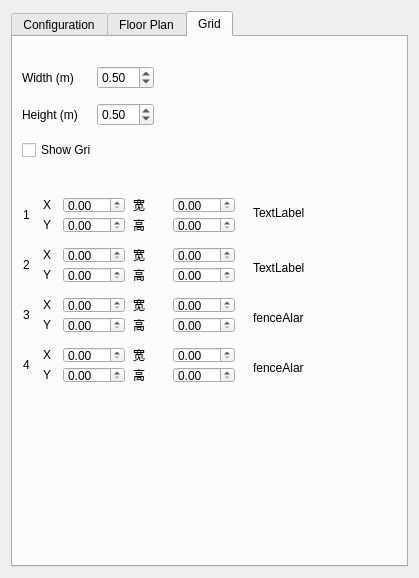
This is views/ViewSettingsWidget.ui in hajungong007/TRUWB as Qt 5 draws it before an edit. The edited form follows.
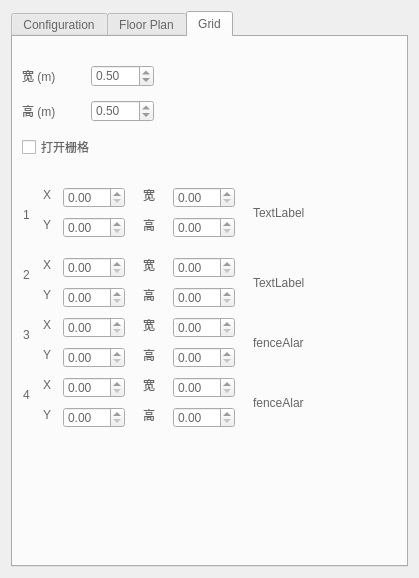
This is the edited form.

What changed in the file:
```diff
--- a/views/ViewSettingsWidget.ui
+++ b/views/ViewSettingsWidget.ui
@@ -22,6 +22,9 @@
        <height>300</height>
       </size>
      </property>
+     <property name="styleSheet">
+      <string notr="true">color: #666;</string>
+     </property>
      <property name="currentIndex">
       <number>2</number>
      </property>
@@ -570,8 +573,11 @@
             <height>0</height>
            </size>
           </property>
+          <property name="styleSheet">
+           <string notr="true">color: #666;</string>
+          </property>
           <property name="text">
-           <string>Width (m)</string>
+           <string>宽 (m)</string>
           </property>
          </widget>
         </item>
@@ -596,8 +602,11 @@
             <height>0</height>
            </size>
           </property>
+          <property name="styleSheet">
+           <string notr="true">color: #666;</string>
+          </property>
           <property name="text">
-           <string>Height (m)</string>
+           <string>高 (m)</string>
           </property>
          </widget>
         </item>
@@ -611,10 +620,13 @@
           </property>
          </widget>
         </item>
-        <item row="2" column="0">
+        <item row="2" column="0" colspan="2">
          <widget class="QCheckBox" name="gridShow">
+          <property name="styleSheet">
+           <string notr="true">color: #666;</string>
+          </property>
           <property name="text">
-           <string>Show Grid</string>
+           <string>打开栅格</string>
           </property>
          </widget>
         </item>
@@ -629,6 +641,9 @@
          <height>16</height>
         </rect>
        </property>
+       <property name="styleSheet">
+        <string notr="true">color: #666;</string>
+       </property>
        <property name="text">
         <string>1</string>
        </property>
@@ -637,11 +652,14 @@
        <property name="geometry">
         <rect>
          <x>30</x>
-         <y>160</y>
+         <y>150</y>
          <width>21</width>
          <height>16</height>
         </rect>
        </property>
+       <property name="styleSheet">
+        <string notr="true">color: #666;</string>
+       </property>
        <property name="text">
         <string>X</string>
        </property>
@@ -655,6 +673,9 @@
          <height>16</height>
         </rect>
        </property>
+       <property name="styleSheet">
+        <string notr="true">color: #666;</string>
+       </property>
        <property name="text">
         <string>Y</string>
        </property>
@@ -663,11 +684,14 @@
        <property name="geometry">
         <rect>
          <x>50</x>
-         <y>160</y>
+         <y>150</y>
          <width>62</width>
-         <height>16</height>
+         <height>21</height>
         </rect>
        </property>
+       <property name="styleSheet">
+        <string notr="true"/>
+       </property>
       </widget>
       <widget class="QDoubleSpinBox" name="fenceY_1">
        <property name="geometry">
@@ -675,19 +699,22 @@
          <x>50</x>
          <y>180</y>
          <width>62</width>
-         <height>16</height>
+         <height>21</height>
         </rect>
        </property>
       </widget>
       <widget class="QLabel" name="label_16">
        <property name="geometry">
         <rect>
-         <x>120</x>
-         <y>160</y>
+         <x>130</x>
+         <y>150</y>
          <width>31</width>
          <height>16</height>
         </rect>
        </property>
+       <property name="styleSheet">
+        <string notr="true">color: #666;</string>
+       </property>
        <property name="text">
         <string>宽</string>
        </property>
@@ -695,12 +722,15 @@
       <widget class="QLabel" name="label_17">
        <property name="geometry">
         <rect>
-         <x>120</x>
+         <x>130</x>
          <y>180</y>
          <width>31</width>
          <height>16</height>
         </rect>
        </property>
+       <property name="styleSheet">
+        <string notr="true">color: #666;</string>
+       </property>
        <property name="text">
         <string>高</string>
        </property>
@@ -709,9 +739,9 @@
        <property name="geometry">
         <rect>
          <x>160</x>
-         <y>160</y>
+         <y>150</y>
          <width>62</width>
-         <height>16</height>
+         <height>21</height>
         </rect>
        </property>
       </widget>
@@ -721,7 +751,7 @@
          <x>160</x>
          <y>180</y>
          <width>62</width>
-         <height>16</height>
+         <height>21</height>
         </rect>
        </property>
       </widget>
@@ -742,9 +772,9 @@
        <property name="geometry">
         <rect>
          <x>50</x>
-         <y>210</y>
+         <y>220</y>
          <width>62</width>
-         <height>16</height>
+         <height>21</height>
         </rect>
        </property>
       </widget>
@@ -752,9 +782,9 @@
        <property name="geometry">
         <rect>
          <x>240</x>
-         <y>210</y>
+         <y>220</y>
          <width>51</width>
-         <height>41</height>
+         <height>51</height>
         </rect>
        </property>
        <property name="text">
@@ -765,11 +795,14 @@
        <property name="geometry">
         <rect>
          <x>30</x>
-         <y>210</y>
+         <y>220</y>
          <width>21</width>
          <height>16</height>
         </rect>
        </property>
+       <property name="styleSheet">
+        <string notr="true">color: #666;</string>
+       </property>
        <property name="text">
         <string>X</string>
        </property>
@@ -778,11 +811,14 @@
        <property name="geometry">
         <rect>
          <x>30</x>
-         <y>230</y>
+         <y>250</y>
          <width>21</width>
          <height>16</height>
         </rect>
        </property>
+       <property name="styleSheet">
+        <string notr="true">color: #666;</string>
+       </property>
        <property name="text">
         <string>Y</string>
        </property>
@@ -791,11 +827,14 @@
        <property name="geometry">
         <rect>
          <x>10</x>
-         <y>220</y>
+         <y>230</y>
          <width>16</width>
          <height>16</height>
         </rect>
        </property>
+       <property name="styleSheet">
+        <string notr="true">color: #666;</string>
+       </property>
        <property name="text">
         <string>2</string>
        </property>
@@ -804,21 +843,24 @@
        <property name="geometry">
         <rect>
          <x>160</x>
-         <y>230</y>
+         <y>250</y>
          <width>62</width>
-         <height>16</height>
+         <height>21</height>
         </rect>
        </property>
       </widget>
       <widget class="QLabel" name="label_23">
        <property name="geometry">
         <rect>
-         <x>120</x>
-         <y>210</y>
+         <x>130</x>
+         <y>220</y>
          <width>31</width>
          <height>16</height>
         </rect>
        </property>
+       <property name="styleSheet">
+        <string notr="true">color: #666;</string>
+       </property>
        <property name="text">
         <string>宽</string>
        </property>
@@ -827,21 +869,24 @@
        <property name="geometry">
         <rect>
          <x>160</x>
-         <y>210</y>
+         <y>220</y>
          <width>62</width>
-         <height>16</height>
+         <height>21</height>
         </rect>
        </property>
       </widget>
       <widget class="QLabel" name="label_24">
        <property name="geometry">
         <rect>
-         <x>120</x>
-         <y>230</y>
+         <x>130</x>
+         <y>250</y>
          <width>31</width>
          <height>16</height>
         </rect>
        </property>
+       <property name="styleSheet">
+        <string notr="true">color: #666;</string>
+       </property>
        <property name="text">
         <string>高</string>
        </property>
@@ -850,9 +895,9 @@
        <property name="geometry">
         <rect>
          <x>50</x>
-         <y>230</y>
+         <y>250</y>
          <width>62</width>
-         <height>16</height>
+         <height>21</height>
         </rect>
        </property>
       </widget>
@@ -860,9 +905,9 @@
        <property name="geometry">
         <rect>
          <x>50</x>
-         <y>260</y>
+         <y>280</y>
          <width>62</width>
-         <height>16</height>
+         <height>21</height>
         </rect>
        </property>
       </widget>
@@ -870,9 +915,9 @@
        <property name="geometry">
         <rect>
          <x>240</x>
-         <y>260</y>
+         <y>280</y>
          <width>51</width>
-         <height>41</height>
+         <height>51</height>
         </rect>
        </property>
        <property name="text">
@@ -883,11 +928,14 @@
        <property name="geometry">
         <rect>
          <x>30</x>
-         <y>260</y>
+         <y>280</y>
          <width>21</width>
          <height>16</height>
         </rect>
        </property>
+       <property name="styleSheet">
+        <string notr="true">color: #666;</string>
+       </property>
        <property name="text">
         <string>X</string>
        </property>
@@ -896,11 +944,14 @@
        <property name="geometry">
         <rect>
          <x>30</x>
-         <y>280</y>
+         <y>310</y>
          <width>21</width>
          <height>16</height>
         </rect>
        </property>
+       <property name="styleSheet">
+        <string notr="true">color: #666;</string>
+       </property>
        <property name="text">
         <string>Y</string>
        </property>
@@ -909,11 +960,14 @@
        <property name="geometry">
         <rect>
          <x>10</x>
-         <y>270</y>
+         <y>290</y>
          <width>16</width>
          <height>16</height>
         </rect>
        </property>
+       <property name="styleSheet">
+        <string notr="true">color: #666;</string>
+       </property>
        <property name="text">
         <string>3</string>
        </property>
@@ -922,21 +976,24 @@
        <property name="geometry">
         <rect>
          <x>160</x>
-         <y>280</y>
+         <y>310</y>
          <width>62</width>
-         <height>16</height>
+         <height>21</height>
         </rect>
        </property>
       </widget>
       <widget class="QLabel" name="label_29">
        <property name="geometry">
         <rect>
-         <x>120</x>
-         <y>260</y>
+         <x>130</x>
+         <y>280</y>
          <width>31</width>
          <height>16</height>
         </rect>
        </property>
+       <property name="styleSheet">
+        <string notr="true">color: #666;</string>
+       </property>
        <property name="text">
         <string>宽</string>
        </property>
@@ -945,21 +1002,24 @@
        <property name="geometry">
         <rect>
          <x>160</x>
-         <y>260</y>
+         <y>280</y>
          <width>62</width>
-         <height>16</height>
+         <height>21</height>
         </rect>
        </property>
       </widget>
       <widget class="QLabel" name="label_30">
        <property name="geometry">
         <rect>
-         <x>120</x>
-         <y>280</y>
+         <x>130</x>
+         <y>310</y>
          <width>31</width>
          <height>16</height>
         </rect>
        </property>
+       <property name="styleSheet">
+        <string notr="true">color: #666;</string>
+       </property>
        <property name="text">
         <string>高</string>
        </property>
@@ -968,9 +1028,9 @@
        <property name="geometry">
         <rect>
          <x>50</x>
-         <y>280</y>
+         <y>310</y>
          <width>62</width>
-         <height>16</height>
+         <height>21</height>
         </rect>
        </property>
       </widget>
@@ -978,9 +1038,9 @@
        <property name="geometry">
         <rect>
          <x>50</x>
-         <y>310</y>
+         <y>340</y>
          <width>62</width>
-         <height>16</height>
+         <height>21</height>
         </rect>
        </property>
       </widget>
@@ -988,9 +1048,9 @@
        <property name="geometry">
         <rect>
          <x>240</x>
-         <y>310</y>
+         <y>340</y>
          <width>51</width>
-         <height>41</height>
+         <height>51</height>
         </rect>
        </property>
        <property name="text">
@@ -1001,11 +1061,14 @@
        <property name="geometry">
         <rect>
          <x>30</x>
-         <y>310</y>
+         <y>340</y>
          <width>21</width>
          <height>16</height>
         </rect>
        </property>
+       <property name="styleSheet">
+        <string notr="true">color: #666;</string>
+       </property>
        <property name="text">
         <string>X</string>
        </property>
@@ -1014,11 +1077,14 @@
        <property name="geometry">
         <rect>
          <x>30</x>
-         <y>330</y>
+         <y>370</y>
          <width>21</width>
          <height>16</height>
         </rect>
        </property>
+       <property name="styleSheet">
+        <string notr="true">color: #666;</string>
+       </property>
        <property name="text">
         <string>Y</string>
        </property>
@@ -1027,11 +1093,14 @@
        <property name="geometry">
         <rect>
          <x>10</x>
-         <y>320</y>
+         <y>350</y>
          <width>16</width>
          <height>16</height>
         </rect>
        </property>
+       <property name="styleSheet">
+        <string notr="true">color: #666;</string>
+       </property>
        <property name="text">
         <string>4</string>
        </property>
@@ -1040,21 +1109,24 @@
        <property name="geometry">
         <rect>
          <x>160</x>
-         <y>330</y>
+         <y>370</y>
          <width>62</width>
-         <height>16</height>
+         <height>21</height>
         </rect>
        </property>
       </widget>
       <widget class="QLabel" name="label_35">
        <property name="geometry">
         <rect>
-         <x>120</x>
-         <y>310</y>
+         <x>130</x>
+         <y>340</y>
          <width>31</width>
          <height>16</height>
         </rect>
        </property>
+       <property name="styleSheet">
+        <string notr="true">color: #666;</string>
+       </property>
        <property name="text">
         <string>宽</string>
        </property>
@@ -1063,21 +1135,24 @@
        <property name="geometry">
         <rect>
          <x>160</x>
-         <y>310</y>
+         <y>340</y>
          <width>62</width>
-         <height>16</height>
+         <height>21</height>
         </rect>
        </property>
       </widget>
       <widget class="QLabel" name="label_36">
        <property name="geometry">
         <rect>
-         <x>120</x>
-         <y>330</y>
+         <x>130</x>
+         <y>370</y>
          <width>31</width>
          <height>16</height>
         </rect>
        </property>
+       <property name="styleSheet">
+        <string notr="true">color: #666;</string>
+       </property>
        <property name="text">
         <string>高</string>
        </property>
@@ -1086,9 +1161,9 @@
        <property name="geometry">
         <rect>
          <x>50</x>
-         <y>330</y>
+         <y>370</y>
          <width>62</width>
-         <height>16</height>
+         <height>21</height>
         </rect>
        </property>
       </widget>
```
Left out of the diff: 51 changed lines with no effect on the pictures.
